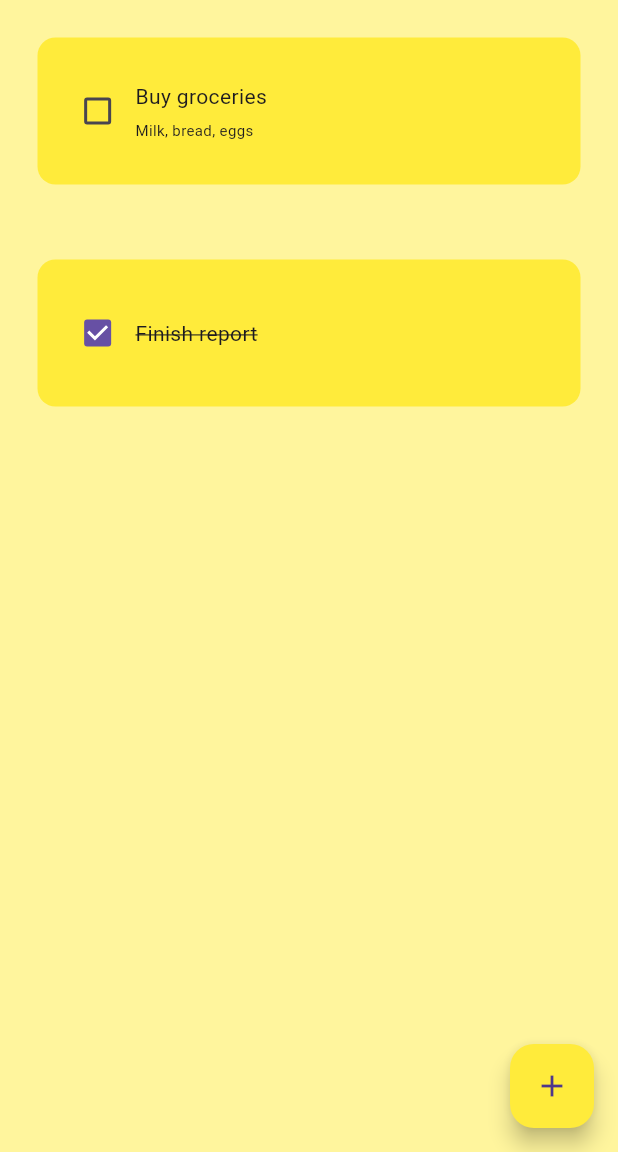
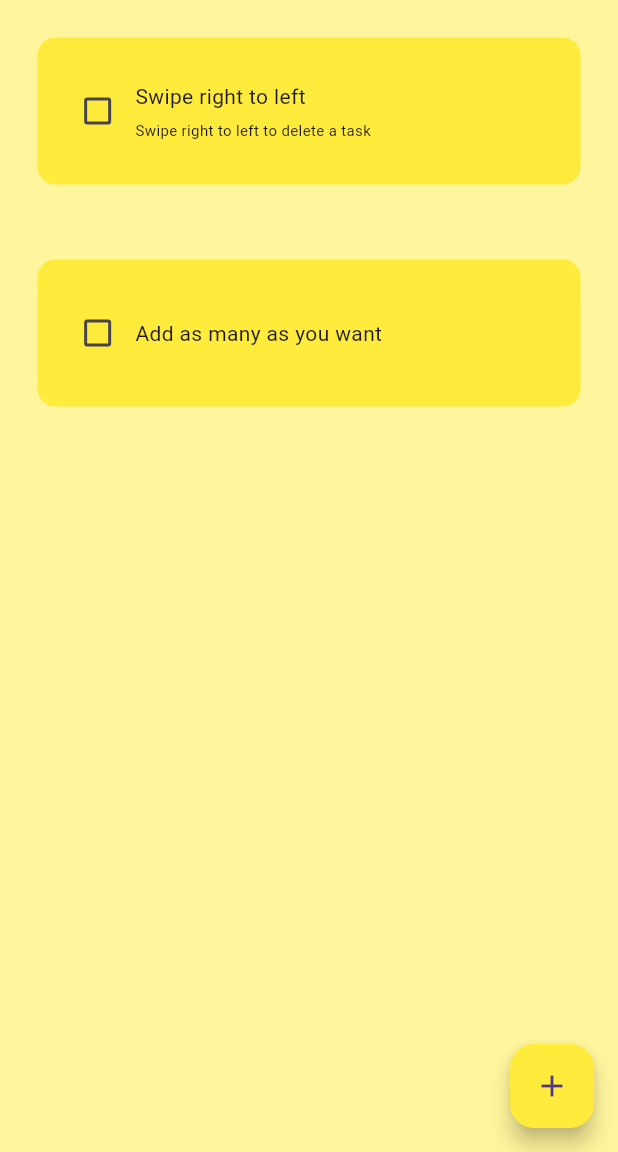
Before and after one commit to zionmezba/TODO-App, a Flutter app: the screen it shows after launch, on a phone screen of 412 x 824 dp, the part 84-1236 px from its top. Run offline on Flutter 3.47's test engine with Material 3 defaults, Android fonts, the phone set to English and light mode, and no system bars; drawn by our look-alikes of flutter_slidable; our stand-ins replace hive, hive_flutter; accounts and stored records are empty.

Commit message:
Hive Database

```diff
--- /dev/null
+++ b/lib/data/database.dart
@@ -0,0 +1,33 @@
+import 'package:hive_flutter/hive_flutter.dart';
+
+class TodoDatabase {
+  List<ToDoItem> toDoList = [];
+
+  final _myBox = Hive.box('mybox');
+
+  void createInitialData() {
+    toDoList.addAll([
+      ToDoItem(
+          title: "Swipe right to left",
+          description: "Swipe right to left to delete a task",
+          isCompleted: false),
+      ToDoItem(title: "Add as many as you want", isCompleted: false),
+    ]);
+  }
+
+  void loadData() {
+    toDoList = _myBox.get('TODOLIST');
+  }
+
+  void updateData() {
+    _myBox.put('TODOLIST', toDoList);
+  }
+}
+
+class ToDoItem {
+  final String title;
+  final String? description; // Optional description
+  bool isCompleted;
+
+  ToDoItem({required this.title, this.description, required this.isCompleted});
+}
--- a/lib/main.dart
+++ b/lib/main.dart
@@ -1,7 +1,11 @@
+import 'dart:async';
+
 import 'package:flutter/material.dart';
+import 'package:hive_flutter/hive_flutter.dart';
 import 'package:todo_app/pages/home_page.dart';
 
-void main() {
+Future<void> main() async {
+  await Hive.initFlutter();
   runApp(const MyApp());
 }
 
--- a/lib/pages/home_page.dart
+++ b/lib/pages/home_page.dart
@@ -1,4 +1,6 @@
 import "package:flutter/material.dart";
+import "package:hive/hive.dart";
+import "package:todo_app/data/database.dart";
 import "package:todo_app/utils/dialogue_box.dart";
 import "package:todo_app/utils/todo_tile.dart";
 
@@ -9,33 +11,21 @@ class HomePage extends StatefulWidget {
   State<HomePage> createState() => _HomePageState();
 }
 
-class ToDoItem {
-  final String title;
-  final String? description; // Optional description
-  bool isCompleted;
+class _HomePageState extends State<HomePage> {
+  final _myBox = Hive.box('mybox');
+  TodoDatabase db = TodoDatabase();
+  @override
+  void initState() {
+    if (_myBox.get("TODOLIST") == null) {
+      db.createInitialData();
+    } else {
+      db.loadData();
+    }
+    super.initState();
+  }
 
-  ToDoItem({required this.title, this.description, required this.isCompleted});
-}
-
-class _HomePageState extends State<HomePage> {
   final _controller = TextEditingController();
   final _descController = TextEditingController();
-
-  List<ToDoItem> toDoList = [];
-
-  @override
-  void initState() {
-    super.initState();
-    setState(() {
-      toDoList.addAll([
-        ToDoItem(
-            title: "Buy groceries",
-            description: "Milk, bread, eggs",
-            isCompleted: false),
-        ToDoItem(title: "Finish report", isCompleted: true),
-      ]);
-    });
-  }
 
   // Function to add a new item
   void addNewItem() {
@@ -45,19 +35,21 @@ class _HomePageState extends State<HomePage> {
 
     if (title.isNotEmpty) {
       setState(() {
-        toDoList.add(ToDoItem(
+        db.toDoList.add(ToDoItem(
             title: title, description: description, isCompleted: false));
       });
     }
     Navigator.of(context).pop();
     _controller.clear();
     _descController.clear();
+    db.updateData();
   }
 
   void checkboxChanged(bool? val, int index) {
     setState(() {
-      toDoList[index].isCompleted = !toDoList[index].isCompleted;
+      db.toDoList[index].isCompleted = !db.toDoList[index].isCompleted;
     });
+    db.updateData();
   }
 
   void createNewtask() {
@@ -71,11 +63,13 @@ class _HomePageState extends State<HomePage> {
             descController: _descController,
           );
         });
+    db.updateData();
   }
 
   void deleteTask(int index) {
     setState(() {
-      toDoList.removeAt(index);
+      db.toDoList.removeAt(index);
+      db.updateData();
     });
   }
 
@@ -95,13 +89,13 @@ class _HomePageState extends State<HomePage> {
           child: const Icon(Icons.add),
         ),
         body: ListView.builder(
-          itemCount: toDoList.length,
+          itemCount: db.toDoList.length,
           itemBuilder: (context, index) {
             return TodoTile(
-              taskName: toDoList[index].title,
-              isComplete: toDoList[index].isCompleted,
+              taskName: db.toDoList[index].title,
+              isComplete: db.toDoList[index].isCompleted,
               onChanged: (val) => checkboxChanged(val, index),
-              taskDesc: toDoList[index].description ?? '',
+              taskDesc: db.toDoList[index].description ?? '',
               deleteTask: (value) => deleteTask(index),
             );
           },
--- a/pubspec.yaml
+++ b/pubspec.yaml
@@ -30,6 +30,9 @@ environment:
 dependencies:
   flutter:
     sdk: flutter
+  hive: ^2.2.3
+  hive_flutter: ^1.1.0
+  path_provider: ^2.0.9
 
 
   # The following adds the Cupertino Icons font to your application.
@@ -37,9 +40,12 @@ dependencies:
   cupertino_icons: ^1.0.6
   flutter_slidable: ^3.1.0
 
+
 dev_dependencies:
   flutter_test:
     sdk: flutter
+  hive_generator: ^2.0.1
+  build_runner: ^2.4.9
 
   # The "flutter_lints" package below contains a set of recommended lints to
   # encourage good coding practices. The lint set provided by the package is
```
Also changed, not shown: pubspec.lock, 3 other files.
